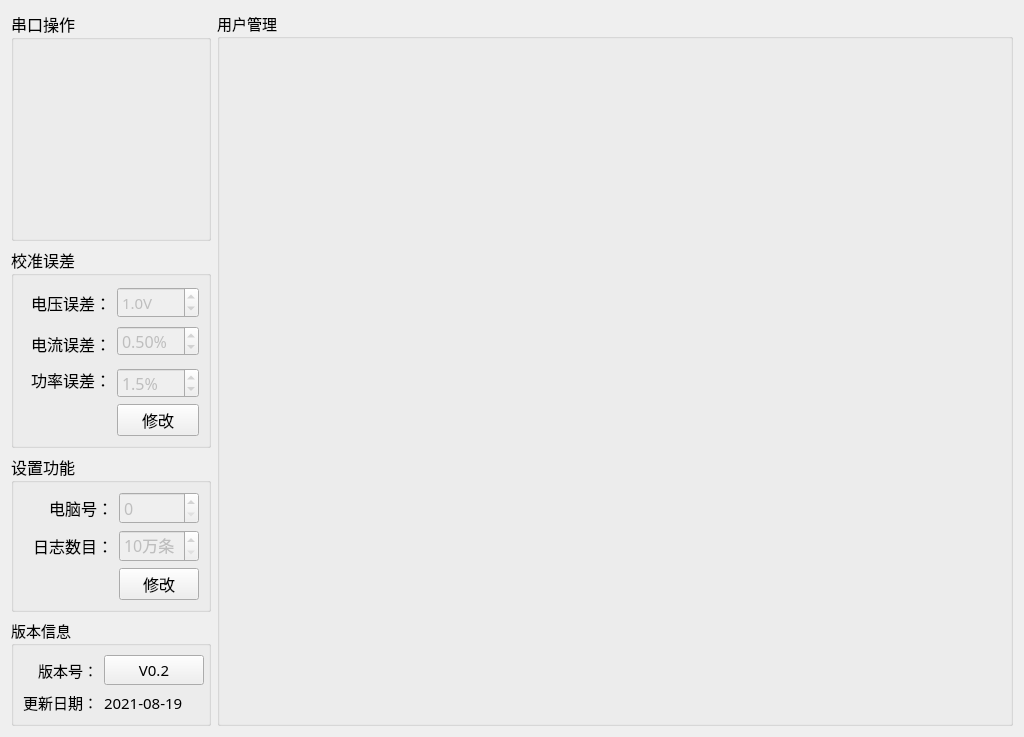
Before: the Qt Designer form IMM-CalibrateTool/IMM-CalibrateTool/setups/setup_mainwid.ui in ChinaClever/ScalePoint, drawn with Qt 5.
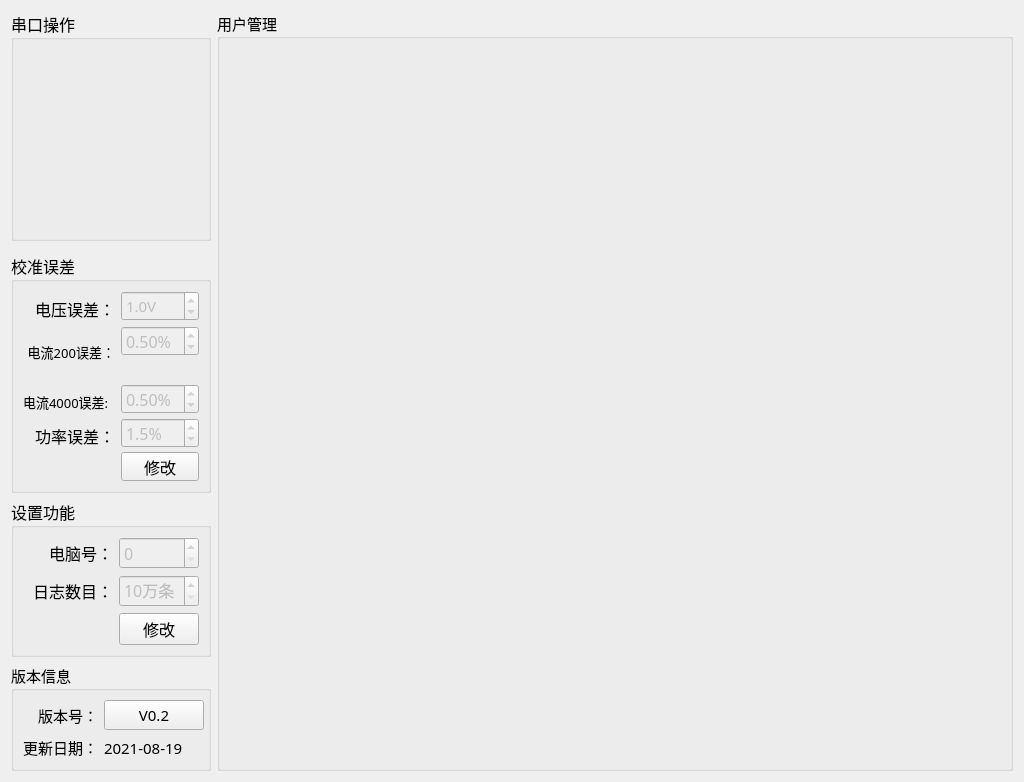
After: the same form once the commit is applied.

```diff
--- a/IMM-CalibrateTool/IMM-CalibrateTool/setups/setup_mainwid.ui
+++ b/IMM-CalibrateTool/IMM-CalibrateTool/setups/setup_mainwid.ui
@@ -7,7 +7,7 @@
     <x>0</x>
     <y>0</y>
     <width>1024</width>
-    <height>714</height>
+    <height>754</height>
    </rect>
   </property>
   <property name="font">
@@ -77,7 +77,62 @@
      </layout>
     </widget>
    </item>
-   <item row="0" column="1" rowspan="4">
+   <item row="4" column="0">
+    <widget class="QGroupBox" name="groupBox">
+     <property name="maximumSize">
+      <size>
+       <width>200</width>
+       <height>140</height>
+      </size>
+     </property>
+     <property name="title">
+      <string>版本信息</string>
+     </property>
+     <layout class="QGridLayout" name="gridLayout_2">
+      <item row="1" column="2">
+       <widget class="QLabel" name="label_date">
+        <property name="text">
+         <string>2021-08-19</string>
+        </property>
+       </widget>
+      </item>
+      <item row="0" column="0">
+       <widget class="QLabel" name="label">
+        <property name="text">
+         <string>版本号：</string>
+        </property>
+        <property name="alignment">
+         <set>Qt::AlignRight|Qt::AlignTrailing|Qt::AlignVCenter</set>
+        </property>
+       </widget>
+      </item>
+      <item row="1" column="0">
+       <widget class="QLabel" name="label_3">
+        <property name="text">
+         <string>更新日期：</string>
+        </property>
+        <property name="alignment">
+         <set>Qt::AlignRight|Qt::AlignTrailing|Qt::AlignVCenter</set>
+        </property>
+       </widget>
+      </item>
+      <item row="0" column="2">
+       <widget class="QPushButton" name="verBtn">
+        <property name="minimumSize">
+         <size>
+          <width>100</width>
+          <height>30</height>
+         </size>
+        </property>
+        <property name="text">
+         <string>V0.2</string>
+        </property>
+       </widget>
+      </item>
+     </layout>
+    </widget>
+   </item>
+   <item row="0" column="1" rowspan="5">
     <widget class="QGroupBox" name="groupBox_5">
      <property name="title">
       <string>用户管理</string>
@@ -89,204 +144,7 @@
      </layout>
     </widget>
    </item>
-   <item row="1" column="0">
-    <widget class="QGroupBox" name="groupBox_4">
-     <property name="maximumSize">
-      <size>
-       <width>200</width>
-       <height>240</height>
-      </size>
-     </property>
-     <property name="font">
-      <font>
-       <family>微软雅黑</family>
-       <pointsize>12</pointsize>
-      </font>
-     </property>
-     <property name="title">
-      <string>校准误差</string>
-     </property>
-     <layout class="QGridLayout" name="gridLayout_3">
-      <item row="0" column="1">
-       <widget class="QLabel" name="label_10">
-        <property name="minimumSize">
-         <size>
-          <width>0</width>
-          <height>35</height>
-         </size>
-        </property>
-        <property name="text">
-         <string>电压误差：</string>
-        </property>
-        <property name="alignment">
-         <set>Qt::AlignRight|Qt::AlignTrailing|Qt::AlignVCenter</set>
-        </property>
-       </widget>
-      </item>
-      <item row="0" column="2">
-       <widget class="QDoubleSpinBox" name="volErrBox">
-        <property name="enabled">
-         <bool>false</bool>
-        </property>
-        <property name="minimumSize">
-         <size>
-          <width>0</width>
-          <height>30</height>
-         </size>
-        </property>
-        <property name="font">
-         <font>
-          <family>微软雅黑</family>
-          <pointsize>11</pointsize>
-         </font>
-        </property>
-        <property name="layoutDirection">
-         <enum>Qt::LeftToRight</enum>
-        </property>
-        <property name="styleSheet">
-         <string notr="true"/>
-        </property>
-        <property name="buttonSymbols">
-         <enum>QAbstractSpinBox::UpDownArrows</enum>
-        </property>
-        <property name="correctionMode">
-         <enum>QAbstractSpinBox::CorrectToPreviousValue</enum>
-        </property>
-        <property name="suffix">
-         <string>V</string>
-        </property>
-        <property name="decimals">
-         <number>1</number>
-        </property>
-        <property name="maximum">
-         <double>2.000000000000000</double>
-        </property>
-        <property name="value">
-         <double>1.000000000000000</double>
-        </property>
-       </widget>
-      </item>
-      <item row="1" column="0" rowspan="2" colspan="2">
-       <widget class="QLabel" name="label_9">
-        <property name="minimumSize">
-         <size>
-          <width>0</width>
-          <height>35</height>
-         </size>
-        </property>
-        <property name="text">
-         <string>电流误差：</string>
-        </property>
-        <property name="alignment">
-         <set>Qt::AlignRight|Qt::AlignTrailing|Qt::AlignVCenter</set>
-        </property>
-       </widget>
-      </item>
-      <item row="1" column="2">
-       <widget class="QDoubleSpinBox" name="curErrBox">
-        <property name="enabled">
-         <bool>false</bool>
-        </property>
-        <property name="minimumSize">
-         <size>
-          <width>0</width>
-          <height>30</height>
-         </size>
-        </property>
-        <property name="prefix">
-         <string/>
-        </property>
-        <property name="suffix">
-         <string>%</string>
-        </property>
-        <property name="decimals">
-         <number>2</number>
-        </property>
-        <property name="maximum">
-         <double>10.000000000000000</double>
-        </property>
-        <property name="singleStep">
-         <double>0.010000000000000</double>
-        </property>
-        <property name="value">
-         <double>0.500000000000000</double>
-        </property>
-       </widget>
-      </item>
-      <item row="2" column="1" rowspan="2">
-       <widget class="QLabel" name="label_11">
-        <property name="minimumSize">
-         <size>
-          <width>0</width>
-          <height>35</height>
-         </size>
-        </property>
-        <property name="text">
-         <string>功率误差：</string>
-        </property>
-        <property name="alignment">
-         <set>Qt::AlignRight|Qt::AlignTrailing|Qt::AlignVCenter</set>
-        </property>
-       </widget>
-      </item>
-      <item row="3" column="2">
-       <widget class="QDoubleSpinBox" name="powErrBox">
-        <property name="enabled">
-         <bool>false</bool>
-        </property>
-        <property name="minimumSize">
-         <size>
-          <width>0</width>
-          <height>30</height>
-         </size>
-        </property>
-        <property name="prefix">
-         <string/>
-        </property>
-        <property name="suffix">
-         <string>%</string>
-        </property>
-        <property name="decimals">
-         <number>1</number>
-        </property>
-        <property name="minimum">
-         <double>0.000000000000000</double>
-        </property>
-        <property name="maximum">
-         <double>10.000000000000000</double>
-        </property>
-        <property name="singleStep">
-         <double>0.500000000000000</double>
-        </property>
-        <property name="value">
-         <double>1.500000000000000</double>
-        </property>
-       </widget>
-      </item>
-      <item row="4" column="1">
-       <spacer name="horizontalSpacer">
-        <property name="orientation">
-         <enum>Qt::Horizontal</enum>
-        </property>
-        <property name="sizeHint" stdset="0">
-         <size>
-          <width>96</width>
-          <height>20</height>
-         </size>
-        </property>
-       </spacer>
-      </item>
-      <item row="4" column="2">
-       <widget class="QPushButton" name="saveBtn">
-        <property name="text">
-         <string>修改</string>
-        </property>
-       </widget>
-      </item>
-     </layout>
-    </widget>
-   </item>
-   <item row="2" column="0">
+   <item row="3" column="0">
     <widget class="QGroupBox" name="groupBox_2">
      <property name="minimumSize">
       <size>
@@ -379,55 +237,245 @@
      </layout>
     </widget>
    </item>
-   <item row="3" column="0">
-    <widget class="QGroupBox" name="groupBox">
+   <item row="2" column="0">
+    <widget class="QGroupBox" name="groupBox_4">
      <property name="maximumSize">
       <size>
        <width>200</width>
-       <height>140</height>
+       <height>240</height>
       </size>
      </property>
+     <property name="font">
+      <font>
+       <family>微软雅黑</family>
+       <pointsize>12</pointsize>
+      </font>
+     </property>
      <property name="title">
-      <string>版本信息</string>
+      <string>校准误差</string>
      </property>
-     <layout class="QGridLayout" name="gridLayout_2">
-      <item row="1" column="2">
-       <widget class="QLabel" name="label_date">
+     <layout class="QGridLayout" name="gridLayout_3">
+      <item row="1" column="0" rowspan="5" colspan="4">
+       <widget class="QLabel" name="label_9">
+        <property name="minimumSize">
+         <size>
+          <width>0</width>
+          <height>35</height>
+         </size>
+        </property>
+        <property name="font">
+         <font>
+          <pointsize>10</pointsize>
+         </font>
+        </property>
         <property name="text">
-         <string>2021-08-19</string>
+         <string>电流200误差：</string>
         </property>
+        <property name="alignment">
+         <set>Qt::AlignRight|Qt::AlignTrailing|Qt::AlignVCenter</set>
+        </property>
        </widget>
       </item>
-      <item row="0" column="0">
-       <widget class="QLabel" name="label">
+      <item row="1" column="5">
+       <widget class="QDoubleSpinBox" name="curErrBox">
+        <property name="enabled">
+         <bool>false</bool>
+        </property>
+        <property name="minimumSize">
+         <size>
+          <width>0</width>
+          <height>30</height>
+         </size>
+        </property>
+        <property name="prefix">
+         <string/>
+        </property>
+        <property name="suffix">
+         <string>%</string>
+        </property>
+        <property name="decimals">
+         <number>2</number>
+        </property>
+        <property name="maximum">
+         <double>10.000000000000000</double>
+        </property>
+        <property name="singleStep">
+         <double>0.010000000000000</double>
+        </property>
+        <property name="value">
+         <double>0.500000000000000</double>
+        </property>
+       </widget>
+      </item>
+      <item row="10" column="5">
+       <widget class="QPushButton" name="saveBtn">
         <property name="text">
-         <string>版本号：</string>
+         <string>修改</string>
         </property>
+       </widget>
+      </item>
+      <item row="8" column="5">
+       <widget class="QDoubleSpinBox" name="powErrBox">
+        <property name="enabled">
+         <bool>false</bool>
+        </property>
+        <property name="minimumSize">
+         <size>
+          <width>0</width>
+          <height>30</height>
+         </size>
+        </property>
+        <property name="prefix">
+         <string/>
+        </property>
+        <property name="suffix">
+         <string>%</string>
+        </property>
+        <property name="decimals">
+         <number>1</number>
+        </property>
+        <property name="minimum">
+         <double>0.000000000000000</double>
+        </property>
+        <property name="maximum">
+         <double>10.000000000000000</double>
+        </property>
+        <property name="singleStep">
+         <double>0.500000000000000</double>
+        </property>
+        <property name="value">
+         <double>1.500000000000000</double>
+        </property>
+       </widget>
+      </item>
+      <item row="6" column="5">
+       <widget class="QDoubleSpinBox" name="curErr2Box">
+        <property name="enabled">
+         <bool>false</bool>
+        </property>
+        <property name="minimumSize">
+         <size>
+          <width>0</width>
+          <height>30</height>
+         </size>
+        </property>
+        <property name="suffix">
+         <string>%</string>
+        </property>
+        <property name="maximum">
+         <double>10.000000000000000</double>
+        </property>
+        <property name="singleStep">
+         <double>0.010000000000000</double>
+        </property>
+        <property name="value">
+         <double>0.500000000000000</double>
+        </property>
+       </widget>
+      </item>
+      <item row="10" column="3">
+       <spacer name="horizontalSpacer">
+        <property name="orientation">
+         <enum>Qt::Horizontal</enum>
+        </property>
+        <property name="sizeHint" stdset="0">
+         <size>
+          <width>96</width>
+          <height>20</height>
+         </size>
+        </property>
+       </spacer>
+      </item>
+      <item row="0" column="5">
+       <widget class="QDoubleSpinBox" name="volErrBox">
+        <property name="enabled">
+         <bool>false</bool>
+        </property>
+        <property name="minimumSize">
+         <size>
+          <width>0</width>
+          <height>30</height>
+         </size>
+        </property>
+        <property name="font">
+         <font>
+          <family>微软雅黑</family>
+          <pointsize>11</pointsize>
+         </font>
+        </property>
+        <property name="layoutDirection">
+         <enum>Qt::LeftToRight</enum>
+        </property>
+        <property name="styleSheet">
+         <string notr="true"/>
+        </property>
+        <property name="buttonSymbols">
+         <enum>QAbstractSpinBox::UpDownArrows</enum>
+        </property>
+        <property name="correctionMode">
+         <enum>QAbstractSpinBox::CorrectToPreviousValue</enum>
+        </property>
+        <property name="suffix">
+         <string>V</string>
+        </property>
+        <property name="decimals">
+         <number>1</number>
+        </property>
+        <property name="maximum">
+         <double>2.000000000000000</double>
+        </property>
+        <property name="value">
+         <double>1.000000000000000</double>
+        </property>
+       </widget>
+      </item>
+      <item row="0" column="2" colspan="2">
+       <widget class="QLabel" name="label_10">
+        <property name="minimumSize">
+         <size>
+          <width>0</width>
+          <height>35</height>
+         </size>
+        </property>
+        <property name="text">
+         <string>电压误差：</string>
+        </property>
         <property name="alignment">
          <set>Qt::AlignRight|Qt::AlignTrailing|Qt::AlignVCenter</set>
         </property>
        </widget>
       </item>
-      <item row="1" column="0">
-       <widget class="QLabel" name="label_3">
+      <item row="8" column="2" colspan="2">
+       <widget class="QLabel" name="label_11">
+        <property name="minimumSize">
+         <size>
+          <width>0</width>
+          <height>35</height>
+         </size>
+        </property>
         <property name="text">
-         <string>更新日期：</string>
+         <string>功率误差：</string>
         </property>
         <property name="alignment">
          <set>Qt::AlignRight|Qt::AlignTrailing|Qt::AlignVCenter</set>
         </property>
        </widget>
       </item>
-      <item row="0" column="2">
-       <widget class="QPushButton" name="verBtn">
+      <item row="6" column="0" colspan="4">
+       <widget class="QLabel" name="label_2">
         <property name="minimumSize">
          <size>
-          <width>100</width>
-          <height>30</height>
+          <width>0</width>
+          <height>35</height>
          </size>
         </property>
+        <property name="font">
+         <font>
+          <pointsize>10</pointsize>
+         </font>
+        </property>
         <property name="text">
-         <string>V0.2</string>
+         <string>电流4000误差:</string>
         </property>
        </widget>
       </item>
```
